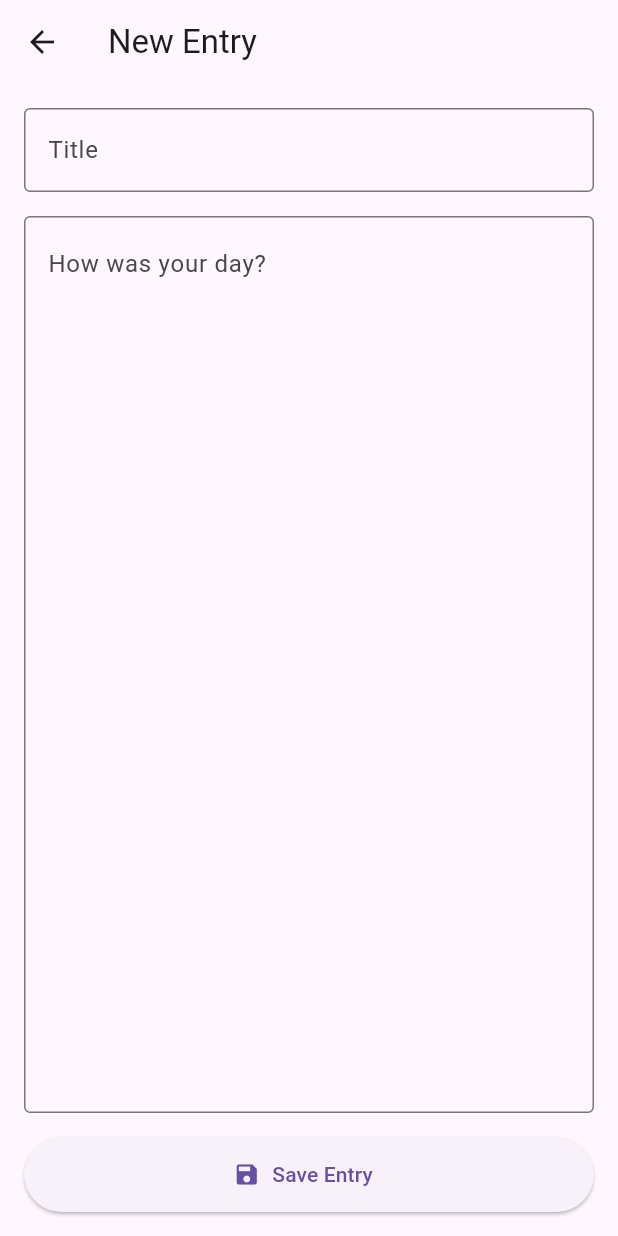
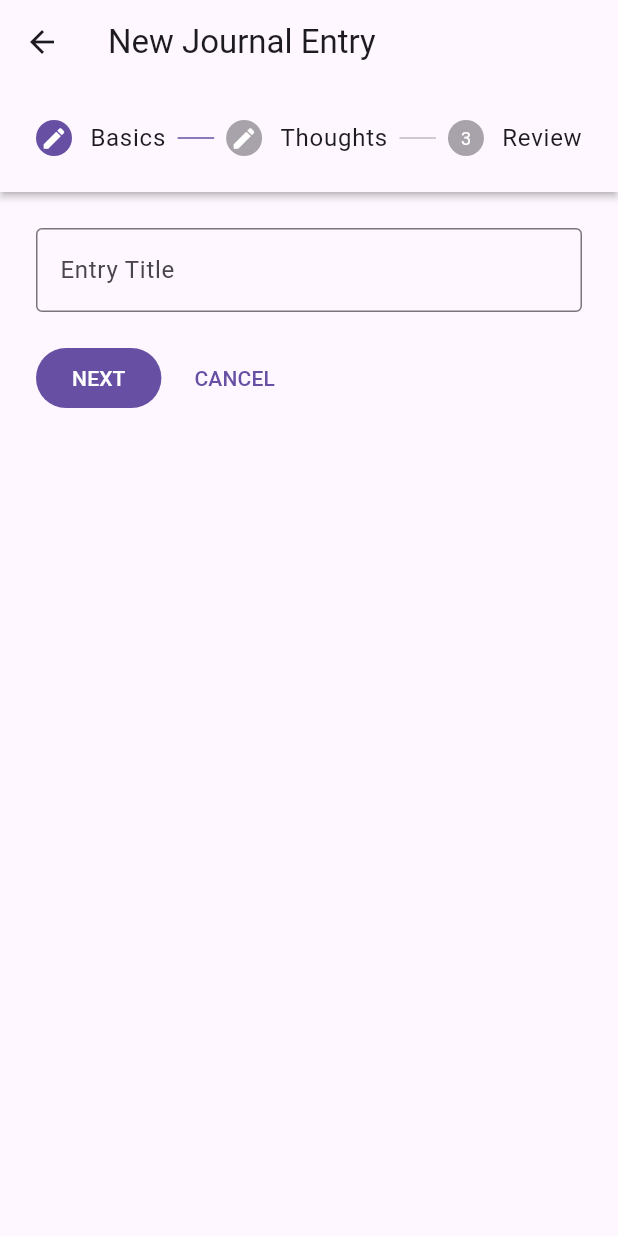
Before and after one commit to kapitan05/online_journal, a Flutter app: the screen it shows after launch, after a tap on the "add" icon, on a phone screen of 412 x 824 dp. Run offline on Flutter 3.47's test engine with Material 3 defaults, Android fonts, the light colour scheme and no system bars; our stand-ins replace equatable, flutter_bloc, get_it, hive, hive_flutter; accounts and stored records are empty.

Commit message:
new add_journal_wizard functionality

```diff
--- a/lib/main.dart
+++ b/lib/main.dart
@@ -16,6 +16,8 @@ void main() async {
   Hive.registerAdapter(JournalEntryModelAdapter());
 
   await di.init();
+
+  print("📦 Hive Storage Path: ${Hive.box<JournalEntryModel>('journalBox').path}");
 
   runApp(const MainApp());
 }
--- a/lib/presentation/cubit/journal_cubit.dart
+++ b/lib/presentation/cubit/journal_cubit.dart
@@ -20,21 +20,20 @@ class JournalCubit extends Cubit<JournalState> {
     }
   }
 
-  // 2. Add a new entry
-  Future<void> addEntry(String title, String content) async {
+
+
+  Future<void> addEntry(String title, String content, String mood) async {
     try {
-      // Create the entity
       final newEntry = JournalEntry(
-        id: DateTime.now().toString(), // Simple ID generation
+        id: DateTime.now().millisecondsSinceEpoch.toString(),
         title: title,
         content: content,
         date: DateTime.now(),
-        mood: 'Neutral', // Default mood for now
+        mood: mood, // <--- Use the passed mood instead of hardcoded 'Neutral'
       );
 
       await repository.addEntry(newEntry);
 
-      // Reload the list so the UI updates
       loadEntries();
     } catch (e) {
       emit(JournalError("Failed to add entry: $e"));
--- a/lib/presentation/screens/add_journal_screen.dart
+++ /dev/null
@@ -1,86 +0,0 @@
-import 'package:flutter/material.dart';
-import 'package:flutter_bloc/flutter_bloc.dart';
-import '../cubit/journal_cubit.dart';
-
-class AddJournalScreen extends StatefulWidget {
-  const AddJournalScreen({super.key});
-
-  @override
-  State<AddJournalScreen> createState() => _AddJournalScreenState();
-}
-
-class _AddJournalScreenState extends State<AddJournalScreen> {
-  final _titleController = TextEditingController();
-  final _contentController = TextEditingController();
-  final _formKey = GlobalKey<FormState>();
-
-  @override
-  void dispose() {
-    _titleController.dispose();
-    _contentController.dispose();
-    super.dispose();
-  }
-
-  void _saveEntry() {
-    if (_formKey.currentState!.validate()) {
-      // 1. Call the Cubit to save data
-      context.read<JournalCubit>().addEntry(
-        _titleController.text,
-        _contentController.text,
-      );
-
-      // 2. Go back to Home Screen
-      Navigator.pop(context);
-    }
-  }
-
-  @override
-  Widget build(BuildContext context) {
-    return Scaffold(
-      appBar: AppBar(title: const Text('New Entry')),
-      body: Padding(
-        padding: const EdgeInsets.all(16.0),
-        child: Form(
-          key: _formKey,
-          child: Column(
-            children: [
-              TextFormField(
-                controller: _titleController,
-                decoration: const InputDecoration(
-                  labelText: 'Title',
-                  border: OutlineInputBorder(),
-                ),
-                validator: (value) => value!.isEmpty ? 'Please enter a title' : null,
-              ),
-              const SizedBox(height: 16),
-              Expanded(
-                child: TextFormField(
-                  controller: _contentController,
-                  maxLines: null, // Allows the text box to grow
-                  expands: true,
-                  textAlignVertical: TextAlignVertical.top,
-                  decoration: const InputDecoration(
-                    labelText: 'How was your day?',
-                    border: OutlineInputBorder(),
-                    alignLabelWithHint: true,
-                  ),
-                  validator: (value) => value!.isEmpty ? 'Content cannot be empty' : null,
-                ),
-              ),
-              const SizedBox(height: 16),
-              SizedBox(
-                width: double.infinity,
-                height: 50,
-                child: ElevatedButton.icon(
-                  onPressed: _saveEntry,
-                  icon: const Icon(Icons.save),
-                  label: const Text('Save Entry'),
-                ),
-              ),
-            ],
-          ),
-        ),
-      ),
-    );
-  }
-}
--- /dev/null
+++ b/lib/presentation/screens/add_journal_wizard.dart
@@ -0,0 +1,186 @@
+import 'package:flutter/material.dart';
+import 'package:flutter_bloc/flutter_bloc.dart';
+import '../cubit/journal_cubit.dart';
+
+class AddJournalWizard extends StatefulWidget {
+  const AddJournalWizard({super.key});
+
+  @override
+  State<AddJournalWizard> createState() => _AddJournalWizardState();
+}
+
+class _AddJournalWizardState extends State<AddJournalWizard> {
+  int _currentStep = 0;
+
+  // Form Keys for validation
+  final _step1Key = GlobalKey<FormState>();
+  final _step2Key = GlobalKey<FormState>();
+
+  // Controllers
+  final _titleController = TextEditingController();
+  final _contentController = TextEditingController();
+
+  // State for Step 3
+  String _selectedMood = 'Neutral';
+  final List<String> _moods = ['Happy', 'Neutral', 'Sad', 'Excited', 'Tired'];
+
+  @override
+  void dispose() {
+    _titleController.dispose();
+    _contentController.dispose();
+    super.dispose();
+  }
+
+  // Logic to handle "Continue" button
+  void _onStepContinue() {
+    bool isLastStep = (_currentStep == 2); // 0, 1, 2 (Total 3 steps)
+
+    if (isLastStep) {
+      // FINAL STEP: Save Data
+      context.read<JournalCubit>().addEntry(
+        _titleController.text,
+        _contentController.text,
+        _selectedMood,
+      );
+      Navigator.pop(context); // Close the wizard
+    } else {
+      // NORMAL STEP: Validate and Move Next
+      bool isValid = false;
+      if (_currentStep == 0) {
+        isValid = _step1Key.currentState!.validate();
+      } else if (_currentStep == 1) {
+        isValid = _step2Key.currentState!.validate();
+      }
+
+      if (isValid) {
+        setState(() {
+          _currentStep += 1;
+        });
+      }
+    }
+  }
+
+  // Logic to handle "Cancel/Back" button
+  void _onStepCancel() {
+    if (_currentStep > 0) {
+      setState(() {
+        _currentStep -= 1;
+      });
+    } else {
+      Navigator.pop(context); // Close if back pressed on first step
+    }
+  }
+
+  @override
+  Widget build(BuildContext context) {
+    return Scaffold(
+      appBar: AppBar(title: const Text('New Journal Entry')),
+      body: Stepper(
+        type: StepperType.horizontal, // Shows steps in a row
+        currentStep: _currentStep,
+        onStepContinue: _onStepContinue,
+        onStepCancel: _onStepCancel,
+        // Customizing the button text for the final step
+        controlsBuilder: (context, details) {
+          final isLastStep = _currentStep == 2;
+          return Padding(
+            padding: const EdgeInsets.only(top: 20.0),
+            child: Row(
+              children: [
+                FilledButton(
+                  onPressed: details.onStepContinue,
+                  child: Text(isLastStep ? 'FINISH & SAVE' : 'NEXT'),
+                ),
+                const SizedBox(width: 10),
+                TextButton(
+                  onPressed: details.onStepCancel,
+                  child: Text(isLastStep ? 'BACK' : 'CANCEL'),
+                ),
+              ],
+            ),
+          );
+        },
+        steps: [
+          // STEP 1: Title
+          Step(
+            title: const Text('Basics'),
+            isActive: _currentStep >= 0,
+            state: _currentStep > 0 ? StepState.complete : StepState.editing,
+            content: Form(
+              key: _step1Key,
+              child: TextFormField(
+                controller: _titleController,
+                decoration: const InputDecoration(
+                  labelText: 'Entry Title',
+                  hintText: 'e.g., A rainy Tuesday',
+                  border: OutlineInputBorder(),
+                ),
+                validator: (val) => val == null || val.isEmpty ? 'Title is required' : null,
+              ),
+            ),
+          ),
+
+          // STEP 2: Content
+          Step(
+            title: const Text('Thoughts'),
+            isActive: _currentStep >= 1,
+            state: _currentStep > 1 ? StepState.complete : StepState.editing,
+            content: Form(
+              key: _step2Key,
+              child: TextFormField(
+                controller: _contentController,
+                maxLines: 5,
+                decoration: const InputDecoration(
+                  labelText: 'What happened?',
+                  hintText: 'Start writing...',
+                  border: OutlineInputBorder(),
+                  alignLabelWithHint: true,
+                ),
+                validator: (val) => val == null || val.isEmpty ? 'Content cannot be empty' : null,
+              ),
+            ),
+          ),
+
+          // STEP 3: Mood & Review
+          Step(
+            title: const Text('Review'),
+            isActive: _currentStep >= 2,
+            content: Column(
+              crossAxisAlignment: CrossAxisAlignment.start,
+              children: [
+                const Text('How did you feel?', style: TextStyle(fontWeight: FontWeight.bold)),
+                DropdownButton<String>(
+                  value: _selectedMood,
+                  isExpanded: true,
+                  items: _moods.map((String mood) {
+                    return DropdownMenuItem<String>(
+                      value: mood,
+                      child: Text(mood),
+                    );
+                  }).toList(),
+                  onChanged: (String? newValue) {
+                    setState(() {
+                      _selectedMood = newValue!;
+                    });
+                  },
+                ),
+                const SizedBox(height: 20),
+                const Divider(),
+                const Text('Summary:', style: TextStyle(color: Colors.grey)),
+                ListTile(
+                  contentPadding: EdgeInsets.zero,
+                  title: Text(_titleController.text, style: const TextStyle(fontWeight: FontWeight.bold)),
+                  subtitle: Text(
+                    _contentController.text,
+                    maxLines: 2,
+                    overflow: TextOverflow.ellipsis
+                  ),
+                ),
+              ],
+            ),
+          ),
+        ],
+      ),
+    );
+  }
+}
--- a/lib/presentation/screens/home_screen.dart
+++ b/lib/presentation/screens/home_screen.dart
@@ -2,7 +2,7 @@ import 'package:flutter/material.dart';
 import 'package:flutter_bloc/flutter_bloc.dart';
 import '../cubit/journal_cubit.dart';
 import '../cubit/journal_state.dart';
-import 'add_journal_screen.dart';
+import 'add_journal_wizard.dart';
 
 class HomeScreen extends StatelessWidget {
   const HomeScreen({super.key});
@@ -19,7 +19,7 @@ class HomeScreen extends StatelessWidget {
         onPressed: () {
           Navigator.push(
             context,
-            MaterialPageRoute(builder: (_) => const AddJournalScreen()),
+            MaterialPageRoute(builder: (_) => const AddJournalWizard()),
           );
         },
         child: const Icon(Icons.add),
```
